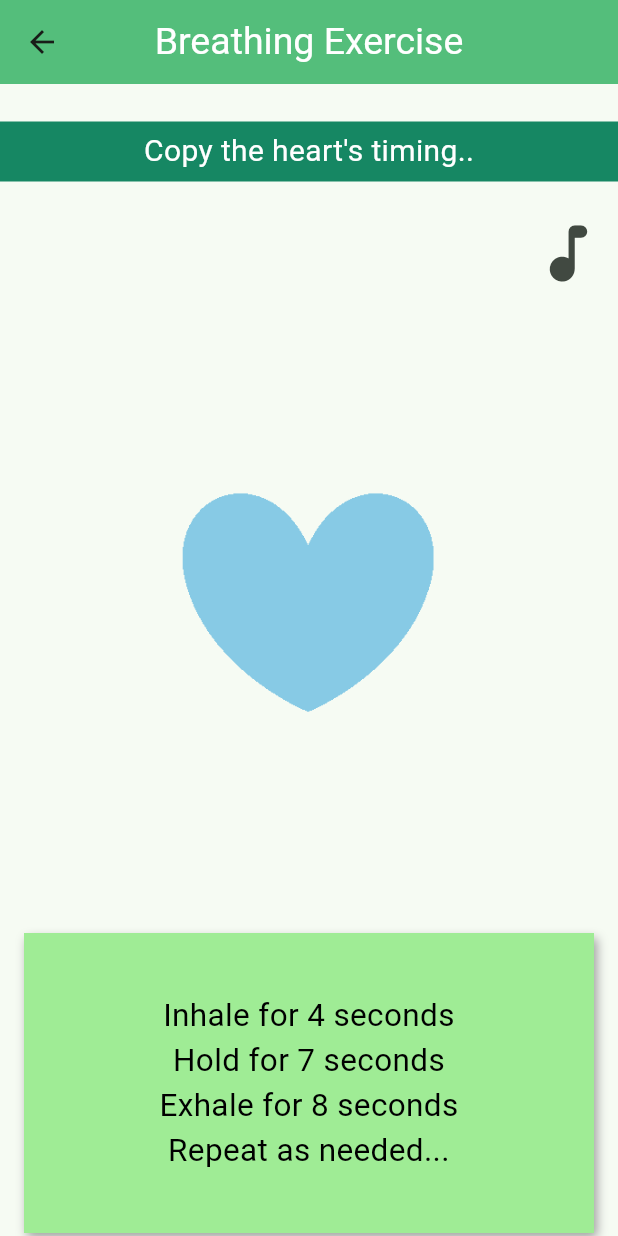
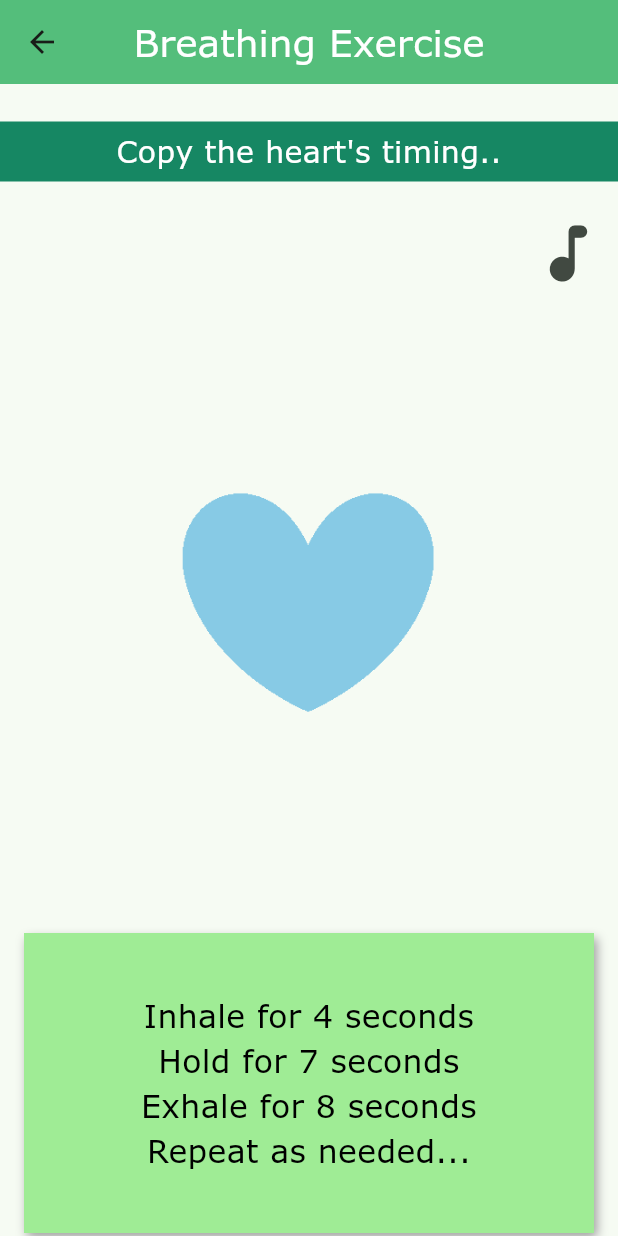
Before and after one commit to mnewby4/project1, a Flutter app: the screen it shows after launch, tab 2 chosen, after a tap on "Breathing Exercise", on a phone screen of 412 x 824 dp. Run offline on Flutter 3.47's test engine with Material 3 defaults, Android fonts, the light colour scheme and no system bars; our stand-ins replace audio_video_progress_bar, just_audio, rxdart, sqflite, table_calendar; accounts and stored records are empty.

Commit message:
Added a proper font and got rid of unnecessary comments

```diff
--- a/lib/activity.dart
+++ b/lib/activity.dart
@@ -28,9 +28,6 @@ class ActivityPage extends StatefulWidget {
 }
 
 class _ActivityPage extends State<ActivityPage> {
-  void navigateBreath() {
-    print("breathing button pressed");
-  }
 
   @override
   Widget build(BuildContext context) {
@@ -70,7 +67,7 @@ class _ActivityPage extends State<ActivityPage> {
               height: 200,
               width: 380,
               decoration: BoxDecoration(
-                color: const Color.fromRGBO(255, 241, 205, 1),
+                color: const Color.fromRGBO(255, 233, 205, 1),
                 boxShadow: [
                   BoxShadow(
                     color: Colors.grey,
--- a/lib/breathe.dart
+++ b/lib/breathe.dart
@@ -6,7 +6,6 @@ final AudioPlayer audioPlayer = AudioPlayer()..setAsset("assets/audio/background
 
 class _HeartAnimation extends StatefulWidget {
   const _HeartAnimation();
-
   @override
   State<_HeartAnimation> createState() => _HeartAnimationState();
 }
@@ -20,9 +19,6 @@ class _HeartAnimationState extends State<_HeartAnimation> with SingleTickerProvi
   @override
   void initState() {
     super.initState();
-
-    /*FlameAudio.bgm.initialize();
-    FlameAudio.bgm.play("backgroundaudio.mp3", volume: 1.0);*/
     audioPlayer.play();
 
     motionController = AnimationController(
@@ -60,7 +56,6 @@ class _HeartAnimationState extends State<_HeartAnimation> with SingleTickerProvi
 
   @override
   void dispose() {
-    //FlameAudio.bgm.stop();
     audioPlayer.dispose();
     motionController.dispose();
     super.dispose();
@@ -70,7 +65,7 @@ class _HeartAnimationState extends State<_HeartAnimation> with SingleTickerProvi
   Widget build(BuildContext context) {
     return Scaffold(
       body: Center(
-        child: Container (
+        child: Container(
           child: Stack(children: <Widget>[
             Center(
               child: new Container(
@@ -101,10 +96,8 @@ class _MuteButtonState extends State<_MuteButton> {
       onPressed: () {
         setState(() {
           if (isSongMuted == true) {
-            //FlameAudio.bgm.play("backgroundaudio.mp3", volume: 1.0);
             audioPlayer.play();
           } else {
-            //FlameAudio.bgm.stop();
             audioPlayer.setVolume(0.0);
           }
           isSongMuted = !isSongMuted;
@@ -116,6 +109,7 @@ class _MuteButtonState extends State<_MuteButton> {
     );
   }
 }
+
 class BreathePage extends StatelessWidget {
   const BreathePage({super.key});
 
@@ -170,11 +164,9 @@ class BreathePage extends StatelessWidget {
             SizedBox(height: 20),
 
             /* Instructions Box */
-            AnimatedContainer(
+            Container(
               height: 200,
               width: 380,
-              curve: Curves.easeInOut,
-              duration: Duration(seconds: 4),
               decoration: BoxDecoration(
                 color: const Color.fromRGBO(159, 236, 149, 1),
                 boxShadow: [
--- a/lib/main.dart
+++ b/lib/main.dart
@@ -6,8 +6,6 @@ void main() {
   runApp(MyApp());
 }
 class MyApp extends StatelessWidget {
-  bool isActivity1On = true;
-
   List<String> quotes = [
     "No flower can grow without a little rain. Let go of control over what you cannot change.",
     "Grow towards your interests, like a plant reaching for the sun.",
@@ -20,7 +18,6 @@ class MyApp extends StatelessWidget {
     "The only person you should compare yourself to is yourself. Aim to be a tiny bit better than who you were yesterday.",
     "Nothing is perfect, yet everything is perfect. Trees can be contorted or bent and they're still beautiful",
   ];
-
   int get todaysQuoteNum {
     int randomNum = Random().nextInt(quotes.length - 1);
     return randomNum;
@@ -31,6 +28,7 @@ class MyApp extends StatelessWidget {
     return new MaterialApp(
       theme: ThemeData(
         colorScheme: ColorScheme.fromSeed(seedColor: const Color.fromRGBO(84, 190, 123, 1)),
+        fontFamily: 'Verdana',
       ),
       home: DefaultTabController(
         length: 2,
--- a/lib/meditate.dart
+++ b/lib/meditate.dart
@@ -153,7 +153,7 @@ class _AudioPlayerState extends State<_AudioPlayerWidget> {
                   barHeight: 8,
                   baseBarColor: Color.fromRGBO(22, 103, 135, 1),
                   bufferedBarColor: Colors.grey,
-                  progressBarColor: Color.fromRGBO(255, 241, 205, 1,),
+                  progressBarColor: Color.fromRGBO(255, 233, 205, 1,),
                   thumbColor: Colors.white,
                   timeLabelTextStyle: const TextStyle(
                     color: Colors.white,
--- a/lib/theme.dart
+++ b/lib/theme.dart
@@ -3,6 +3,7 @@ import 'package:flutter/material.dart';
 class AppTheme {
   static ThemeData theme = ThemeData(
     primaryColor: const Color.fromRGBO(84, 190, 123, 1),
+    fontFamily: 'Verdana',
     textTheme: const TextTheme(
       titleLarge: TextStyle(
         color: Colors.white,
```
Also changed, not shown: pubspec.yaml (+5 -13 lines), fonts/Verdana-Bold.ttf (added), fonts/Verdana.ttf (added), lib/calendar.dart (line endings or trailing spaces), pubspec.lock, 250 other files.
